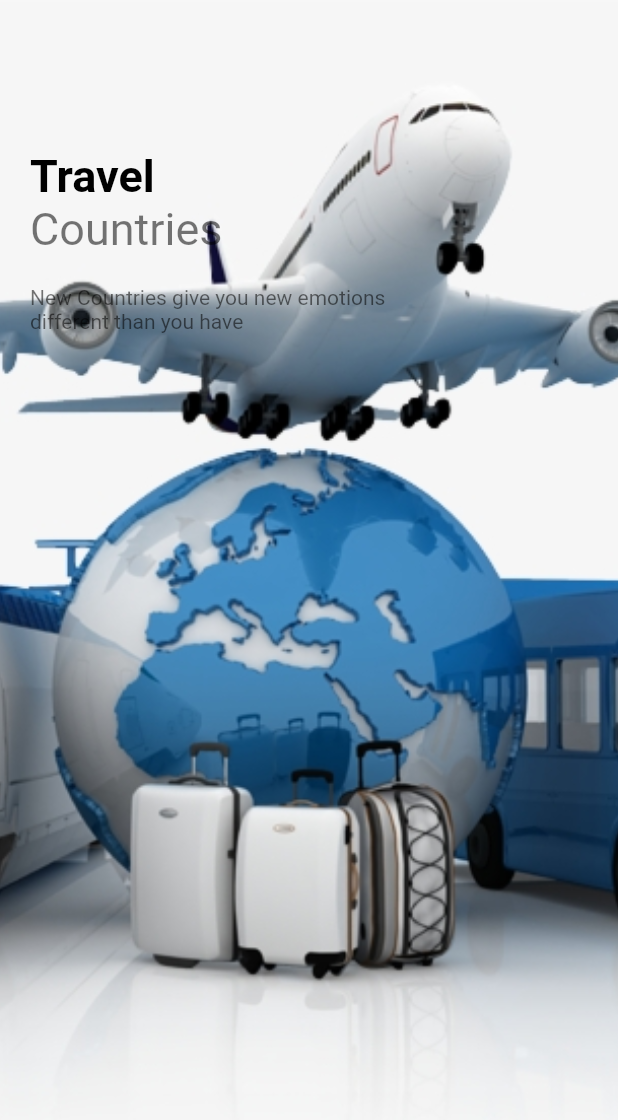
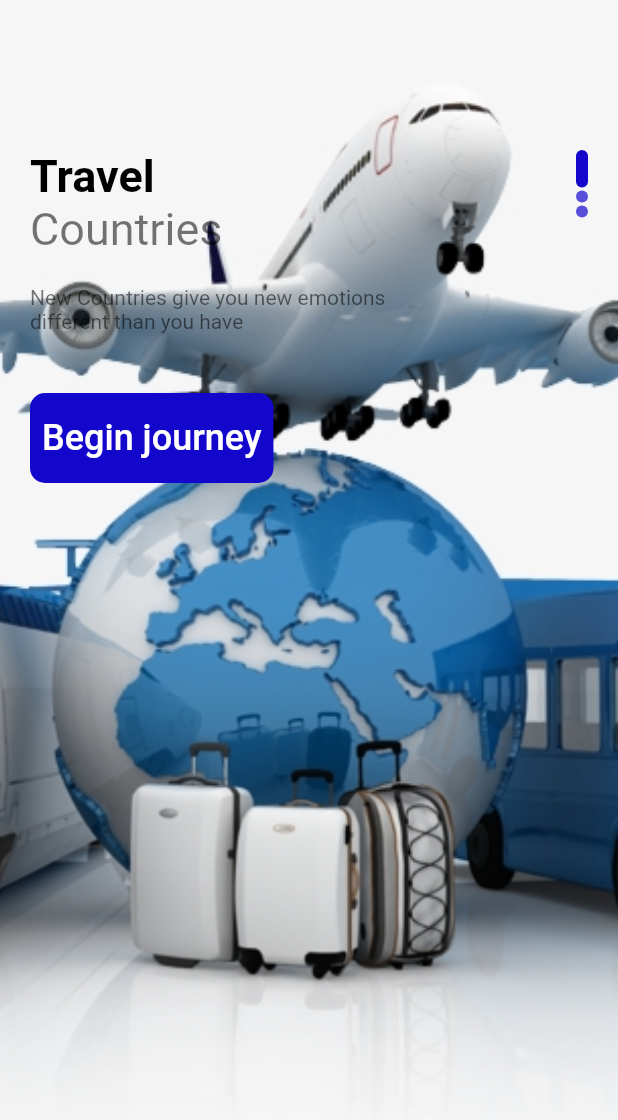
Before and after one commit to PiuPauxD/travel, a Flutter app: the screen it shows after launch, on a phone screen of 412 x 824 dp. Shown: the top 1120 px of the screen. Run offline on Flutter 3.47's test engine with Material 2 defaults, Android fonts, the phone set to English and light mode, and no system bars.

Commit message:
some changes

```diff
--- a/lib/welcome_page.dart
+++ b/lib/welcome_page.dart
@@ -4,6 +4,7 @@ import 'package:flutter/src/widgets/container.dart';
 import 'package:flutter/src/widgets/framework.dart';
 import 'package:travel/widgets/app_large_text.dart';
 import 'package:travel/widgets/app_texts.dart';
+import 'package:travel/widgets/responsive_buttin.dart';
 
 class WelcomePage extends StatefulWidget {
   const WelcomePage({super.key});
@@ -57,6 +58,7 @@ class _WelcomePageState extends State<WelcomePage> {
             child: Container(
               margin: const EdgeInsets.only(top: 100, left: 20, right: 20),
               child: Row(
+                mainAxisAlignment: MainAxisAlignment.spaceBetween,
                 children: [
                   Column(
                     crossAxisAlignment: CrossAxisAlignment.start,
@@ -78,8 +80,29 @@ class _WelcomePageState extends State<WelcomePage> {
                           size: 14,
                         ),
                       ),
+                      SizedBox(height: 40),
+                      ResponsiveButton(),
                     ],
                   ),
+                  Column(
+                    children: List.generate(
+                      3,
+                      (indexDots) {
+                        return Container(
+                          margin: const EdgeInsets.only(bottom: 2),
+                          width: 8,
+                          height: index == indexDots ? 25 : 8,
+                          decoration: BoxDecoration(
+                            borderRadius: BorderRadius.circular(8),
+                            color: index == indexDots
+                                ? Color.fromARGB(255, 20, 7, 204)
+                                : Color.fromARGB(255, 20, 7, 204)
+                                    .withOpacity(0.7),
+                          ),
+                        );
+                      },
+                    ),
+                  )
                 ],
               ),
             ),
--- /dev/null
+++ b/lib/widgets/responsive_buttin.dart
@@ -0,0 +1,35 @@
+import 'package:flutter/material.dart';
+import 'package:flutter/cupertino.dart';
+
+class ResponsiveButton extends StatelessWidget {
+  bool? isResonsive;
+  double? width;
+
+  ResponsiveButton({Key? key, this.width, this.isResonsive = false});
+
+  @override
+  Widget build(BuildContext context) {
+    return Container(
+      width: width,
+      height: 60,
+      decoration: BoxDecoration(
+        borderRadius: BorderRadius.circular(10),
+        color: Color.fromARGB(255, 20, 7, 204),
+      ),
+      child: Row(
+        children: [
+          TextButton(
+            child: const Text(
+              "Begin journey",
+              style: TextStyle(
+                fontSize: 24,
+                color: Colors.white,
+              ),
+            ),
+            onPressed: () {},
+          ),
+        ],
+      ),
+    );
+  }
+}
```
